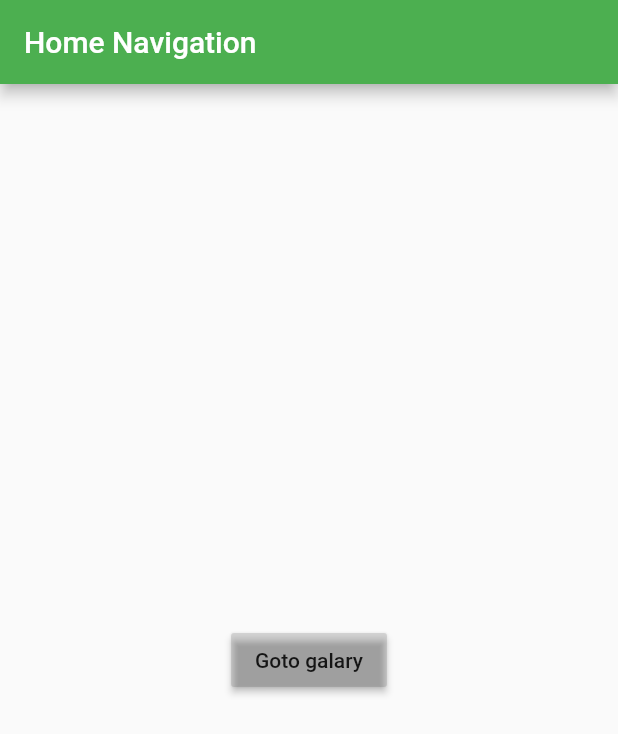
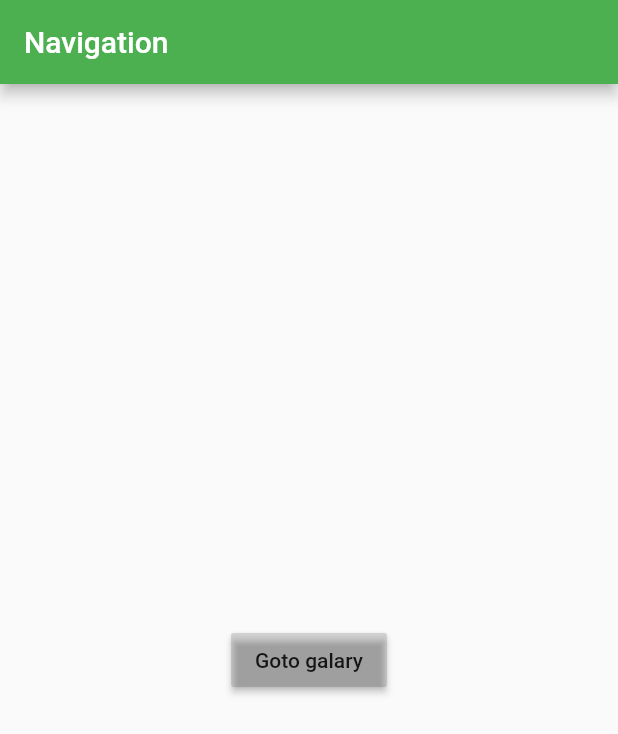
Before and after one commit to shanth5100/flutterApp, a Flutter app: the screen it shows after launch, on a phone screen of 412 x 824 dp. Shown: the top 734 px of the screen. Run offline on Flutter 3.47's test engine with Material 2 defaults, Android fonts, the phone set to English and light mode, and no system bars.

Commit message:
0.1: Navigation created with Named routes

```diff
--- a/flutter_app/lib/widgets/Main.dart
+++ b/flutter_app/lib/widgets/Main.dart
@@ -1,4 +1,5 @@
 import 'package:flutter/material.dart';
+import 'package:flutter_app/widgets/util/Galary.dart';
 import 'package:flutter_app/widgets/util/Home.dart';
 
 class MyApp extends StatelessWidget {
@@ -6,7 +7,9 @@ class MyApp extends StatelessWidget {
     return MaterialApp(
       title: "FLutter Navigation and Route",
       theme: ThemeData(primarySwatch: Colors.green),
-      home: Home(),
+      initialRoute: '/', // Named routes
+      routes: {'/': (context) => Home(), '/galary': (context) => Galary()},
+      // home: Home(),
     );
   }
 }
--- a/flutter_app/lib/widgets/util/Galary.dart
+++ b/flutter_app/lib/widgets/util/Galary.dart
@@ -1,24 +1,26 @@
 // import 'dart:html';
 
 import 'package:flutter/material.dart';
-import 'package:flutter_app/widgets/util/Home.dart';
+// import 'Home.dart';
 // import 'dart:html';
 
 class Galary extends StatelessWidget {
   Widget build(BuildContext context) {
     return Scaffold(
-      appBar: AppBar(
-        title: Text("Galary Navigation"),
-      ),
       body: Center(
         child: RaisedButton(
           child: Text("Goto Home"),
           color: Colors.black12,
           onPressed: () {
-            Navigator.push(
-                context, MaterialPageRoute(builder: (context) => Home()));
+            // Navigator.push(
+            //     context, MaterialPageRoute(builder: (context) => Home()));
+            // Navigator.pushNamed(context, '/galary'); // Named routes
+            Navigator.pop(context);
           },
         ),
+      ),
+      appBar: AppBar(
+        title: Text("Galary Navigation"),
       ),
     );
   }
--- a/flutter_app/lib/widgets/util/Home.dart
+++ b/flutter_app/lib/widgets/util/Home.dart
@@ -1,21 +1,21 @@
 // import 'dart:html';
 
 import 'package:flutter/material.dart';
-import 'package:flutter_app/widgets/util/Galary.dart';
 
 class Home extends StatelessWidget {
   Widget build(BuildContext context) {
     return Scaffold(
       appBar: AppBar(
-        title: Text("Home Navigation"),
+        title: Text("Navigation"),
       ),
       body: Center(
         child: RaisedButton(
           child: Text("Goto galary"),
           color: Colors.black12,
           onPressed: () {
-            Navigator.push(
-                context, MaterialPageRoute(builder: (context) => Galary()));
+            // Navigator.push(
+            //     context, MaterialPageRoute(builder: (context) => Galary()));
+            Navigator.pushNamed(context, '/galary');
           },
         ),
       ),
```
